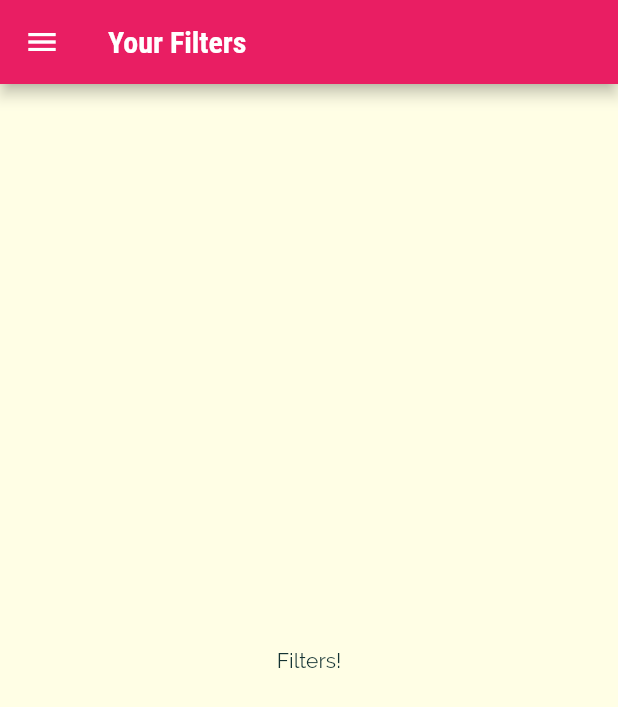
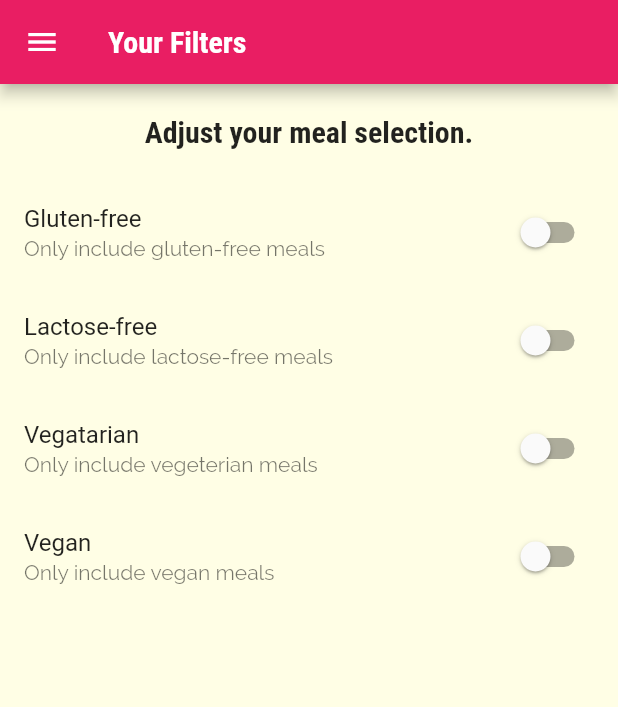
Before and after one commit to Yielonek/Meals_App_Flutter, a Flutter app: the FiltersScreen screen opened by its route, on a phone screen of 412 x 824 dp. Shown: the top 707 px of the screen. Run offline on Flutter 3.47's test engine with Material 2 defaults, Android fonts, the phone set to English and light mode, and no system bars.

Commit message:
Adding Filter Switches

```diff
--- a/lib/screens/filters_screen.dart
+++ b/lib/screens/filters_screen.dart
@@ -1,8 +1,34 @@
 import 'package:flutter/material.dart';
 import '../widgets/main_drawer.dart';
 
-class FiltersScreen extends StatelessWidget {
+class FiltersScreen extends StatefulWidget {
   static const routeName = '/filters';
+
+  @override
+  State<FiltersScreen> createState() => _FiltersScreenState();
+}
+
+class _FiltersScreenState extends State<FiltersScreen> {
+  var _glutenFree = false;
+  var _vegetarian = false;
+  var _vegan = false;
+  var _lactoseFree = false;
+
+  Widget _buildSwitchListTile(
+    String title,
+    String description,
+    var currentValue,
+    Function updateValue,
+  ) {
+    return SwitchListTile(
+      title: Text(title),
+      value: currentValue,
+      subtitle: Text(
+        description,
+      ),
+      onChanged: updateValue,
+    );
+  }
 
   @override
   Widget build(BuildContext context) {
@@ -11,9 +37,70 @@
           title: Text('Your Filters'),
         ),
         drawer: MainDrawer(),
-      body: Center(
-        child: Text('Filters!'),
+        body: Column(
+          children: [
+            Container(
+              padding: EdgeInsets.all(20),
+              child: Text(
+                'Adjust your meal selection.',
+                style: Theme.of(context).textTheme.headline6,
               ),
+            ),
+            Expanded(
+              child: ListView(
+                children: [
+                  _buildSwitchListTile(
+                    'Gluten-free',
+                    'Only include gluten-free meals',
+                    _glutenFree,
+                    (newValue) {
+                      setState(
+                        () {
+                          _glutenFree = newValue;
+                        },
                       );
+                    },
+                  ),
+                  _buildSwitchListTile(
+                    'Lactose-free',
+                    'Only include lactose-free meals',
+                    _lactoseFree,
+                    (newValue) {
+                      setState(
+                        () {
+                          _lactoseFree = newValue;
+                        },
+                      );
+                    },
+                  ),
+                  _buildSwitchListTile(
+                    'Vegatarian',
+                    'Only include vegeterian meals',
+                    _vegetarian,
+                    (newValue) {
+                      setState(
+                        () {
+                          _vegetarian = newValue;
+                        },
+                      );
+                    },
+                  ),
+                  _buildSwitchListTile(
+                    'Vegan',
+                    'Only include vegan meals',
+                    _vegan,
+                    (newValue) {
+                      setState(
+                        () {
+                          _vegan = newValue;
+                        },
+                      );
+                    },
+                  ),
+                ],
+              ),
+            )
+          ],
+        ));
   }
 }
```
Lines whose indentation alone changed are shown as unchanged.
